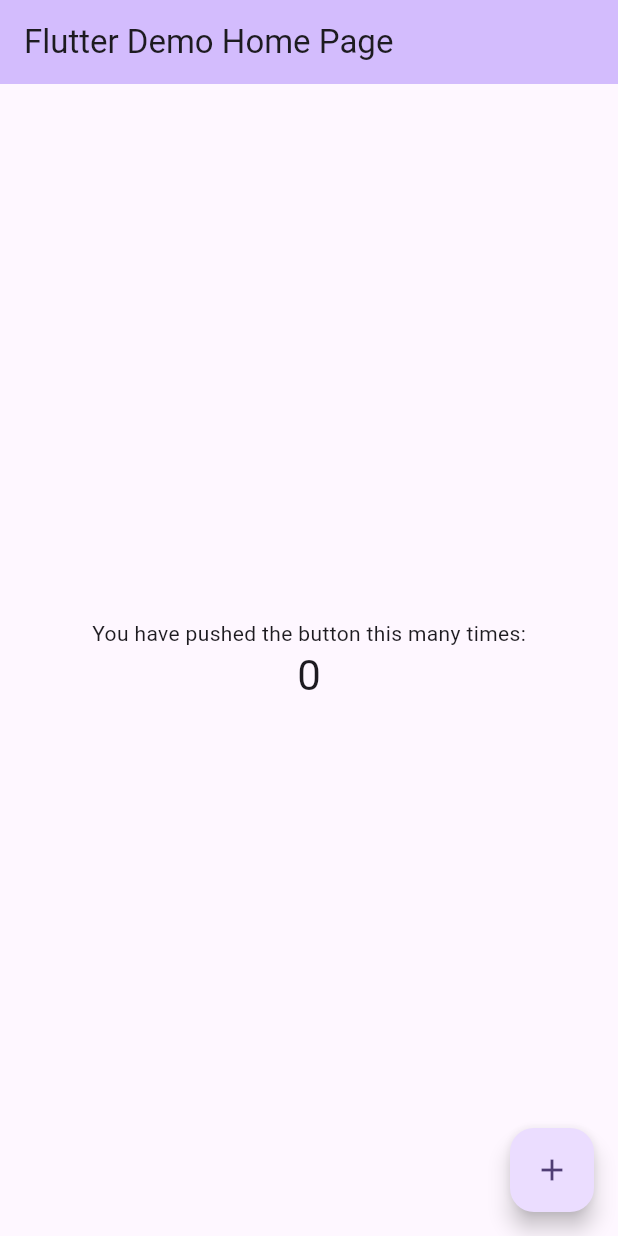
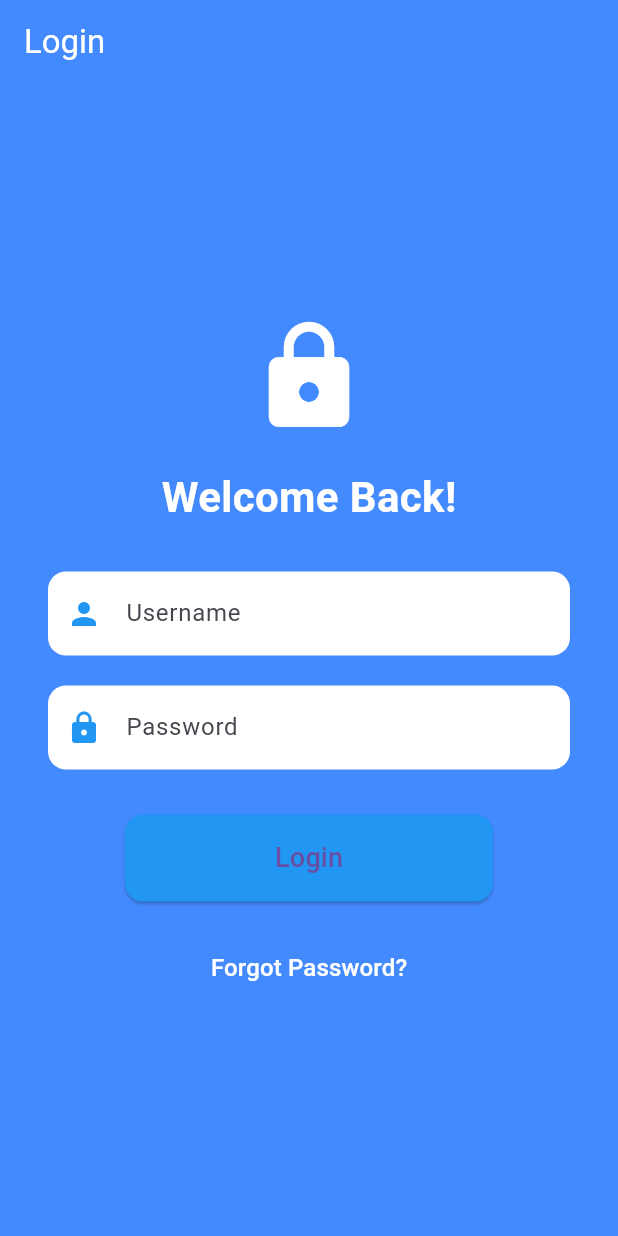
Before and after one commit to Ayush41/DataScience-ML, a Flutter app: the screen it shows after launch, on a phone screen of 412 x 824 dp. Run offline on Flutter 3.47's test engine with Material 3 defaults, Android fonts, the phone set to English and light mode, and no system bars.

Commit message:
login page & welcome screen

```diff
--- a/ML-APPS/ml01app/lib/main.dart
+++ b/ML-APPS/ml01app/lib/main.dart
@@ -1,125 +1,199 @@
 import 'package:flutter/material.dart';
 
 void main() {
-  runApp(const MyApp());
+  runApp(MyApp());
 }
 
 class MyApp extends StatelessWidget {
-  const MyApp({super.key});
-
-  // This widget is the root of your application.
   @override
   Widget build(BuildContext context) {
     return MaterialApp(
-      title: 'Flutter Demo',
+      title: 'Flutter Login Demo',
+      debugShowCheckedModeBanner: false,
       theme: ThemeData(
-        // This is the theme of your application.
-        //
-        // TRY THIS: Try running your application with "flutter run". You'll see
-        // the application has a blue toolbar. Then, without quitting the app,
-        // try changing the seedColor in the colorScheme below to Colors.green
-        // and then invoke "hot reload" (save your changes or press the "hot
-        // reload" button in a Flutter-supported IDE, or press "r" if you used
-        // the command line to start the app).
-        //
-        // Notice that the counter didn't reset back to zero; the application
-        // state is not lost during the reload. To reset the state, use hot
-        // restart instead.
-        //
-        // This works for code too, not just values: Most code changes can be
-        // tested with just a hot reload.
-        colorScheme: ColorScheme.fromSeed(seedColor: Colors.deepPurple),
-        useMaterial3: true,
+        primarySwatch: Colors.blue,
+        fontFamily: 'Roboto', // Set a nice font family for the app
       ),
-      home: const MyHomePage(title: 'Flutter Demo Home Page'),
+      home: LoginPage(),
     );
   }
 }
 
-class MyHomePage extends StatefulWidget {
-  const MyHomePage({super.key, required this.title});
-
-  // This widget is the home page of your application. It is stateful, meaning
-  // that it has a State object (defined below) that contains fields that affect
-  // how it looks.
-
-  // This class is the configuration for the state. It holds the values (in this
-  // case the title) provided by the parent (in this case the App widget) and
-  // used by the build method of the State. Fields in a Widget subclass are
-  // always marked "final".
-
-  final String title;
-
+class LoginPage extends StatefulWidget {
   @override
-  State<MyHomePage> createState() => _MyHomePageState();
+  _LoginPageState createState() => _LoginPageState();
 }
 
-class _MyHomePageState extends State<MyHomePage> {
-  int _counter = 0;
+class _LoginPageState extends State<LoginPage> {
+  final TextEditingController _usernameController = TextEditingController();
+  final TextEditingController _passwordController = TextEditingController();
 
-  void _incrementCounter() {
-    setState(() {
-      // This call to setState tells the Flutter framework that something has
-      // changed in this State, which causes it to rerun the build method below
-      // so that the display can reflect the updated values. If we changed
-      // _counter without calling setState(), then the build method would not be
-      // called again, and so nothing would appear to happen.
-      _counter++;
-    });
+  void _login() {
+    if (_usernameController.text.isNotEmpty && _passwordController.text.isNotEmpty) {
+      Navigator.pushReplacement(
+        context,
+        MaterialPageRoute(builder: (context) => HomePage()),
+      );
+    } else {
+      _showErrorDialog();
+    }
+  }
+
+  void _showErrorDialog() {
+    showDialog(
+      context: context,
+      builder: (context) {
+        return AlertDialog(
+          title: Text("Error"),
+          content: Text("Please enter both username and password."),
+          actions: [
+            TextButton(
+              onPressed: () {
+                Navigator.pop(context);
+              },
+              child: Text("OK"),
+            ),
+          ],
+        );
+      },
+    );
   }
 
   @override
   Widget build(BuildContext context) {
-    // This method is rerun every time setState is called, for instance as done
-    // by the _incrementCounter method above.
-    //
-    // The Flutter framework has been optimized to make rerunning build methods
-    // fast, so that you can just rebuild anything that needs updating rather
-    // than having to individually change instances of widgets.
+    return Scaffold(
+      backgroundColor: Colors.blueAccent,
+      appBar: AppBar(
+        title: Text('Login', style: TextStyle(color: Colors.white)),
+        backgroundColor: Colors.blueAccent,
+        elevation: 0,
+      ),
+      body: Padding(
+        padding: const EdgeInsets.symmetric(horizontal: 32.0),
+        child: Center(
+          child: SingleChildScrollView(
+            child: Column(
+              mainAxisAlignment: MainAxisAlignment.center,
+              children: [
+                Icon(
+                  Icons.lock,
+                  size: 80,
+                  color: Colors.white,
+                ),
+                SizedBox(height: 20),
+                Text(
+                  'Welcome Back!',
+                  style: TextStyle(
+                    color: Colors.white,
+                    fontSize: 28,
+                    fontWeight: FontWeight.bold,
+                  ),
+                ),
+                SizedBox(height: 30),
+                // Username Field
+                TextField(
+                  controller: _usernameController,
+                  decoration: InputDecoration(
+                    filled: true,
+                    fillColor: Colors.white,
+                    hintText: 'Username',
+                    prefixIcon: Icon(Icons.person, color: Colors.blue),
+                    border: OutlineInputBorder(
+                      borderRadius: BorderRadius.circular(12),
+                      borderSide: BorderSide.none,
+                    ),
+                    contentPadding: EdgeInsets.symmetric(vertical: 16.0, horizontal: 20.0),
+                  ),
+                ),
+                SizedBox(height: 20),
+                // Password Field
+                TextField(
+                  controller: _passwordController,
+                  obscureText: true,
+                  decoration: InputDecoration(
+                    filled: true,
+                    fillColor: Colors.white,
+                    hintText: 'Password',
+                    prefixIcon: Icon(Icons.lock, color: Colors.blue),
+                    border: OutlineInputBorder(
+                      borderRadius: BorderRadius.circular(12),
+                      borderSide: BorderSide.none,
+                    ),
+                    contentPadding: EdgeInsets.symmetric(vertical: 16.0, horizontal: 20.0),
+                  ),
+                ),
+                SizedBox(height: 30),
+                // Login Button
+                ElevatedButton(
+                  onPressed: _login,
+                  style: ElevatedButton.styleFrom(
+                    primary: Colors.blue, // Background color
+                    padding: EdgeInsets.symmetric(horizontal: 100, vertical: 16),
+                    shape: RoundedRectangleBorder(
+                      borderRadius: BorderRadius.circular(12),
+                    ),
+                  ),
+                  child: Text(
+                    'Login',
+                    style: TextStyle(fontSize: 18),
+                  ),
+                ),
+                SizedBox(height: 20),
+                // Forgot Password Button
+                TextButton(
+                  onPressed: () {},
+                  child: Text(
+                    'Forgot Password?',
+                    style: TextStyle(color: Colors.white, fontSize: 16),
+                  ),
+                ),
+              ],
+            ),
+          ),
+        ),
+      ),
+    );
+  }
+}
+
+class HomePage extends StatelessWidget {
+  void _logout(BuildContext context) {
+    Navigator.pushReplacement(
+      context,
+      MaterialPageRoute(builder: (context) => LoginPage()),
+    );
+  }
+
+  @override
+  Widget build(BuildContext context) {
     return Scaffold(
       appBar: AppBar(
-        // TRY THIS: Try changing the color here to a specific color (to
-        // Colors.amber, perhaps?) and trigger a hot reload to see the AppBar
-        // change color while the other colors stay the same.
-        backgroundColor: Theme.of(context).colorScheme.inversePrimary,
-        // Here we take the value from the MyHomePage object that was created by
-        // the App.build method, and use it to set our appbar title.
-        title: Text(widget.title),
+        title: Text('Home Page'),
+        backgroundColor: Colors.blueAccent,
       ),
       body: Center(
-        // Center is a layout widget. It takes a single child and positions it
-        // in the middle of the parent.
         child: Column(
-          // Column is also a layout widget. It takes a list of children and
-          // arranges them vertically. By default, it sizes itself to fit its
-          // children horizontally, and tries to be as tall as its parent.
-          //
-          // Column has various properties to control how it sizes itself and
-          // how it positions its children. Here we use mainAxisAlignment to
-          // center the children vertically; the main axis here is the vertical
-          // axis because Columns are vertical (the cross axis would be
-          // horizontal).
-          //
-          // TRY THIS: Invoke "debug painting" (choose the "Toggle Debug Paint"
-          // action in the IDE, or press "p" in the console), to see the
-          // wireframe for each widget.
           mainAxisAlignment: MainAxisAlignment.center,
           children: <Widget>[
-            const Text(
-              'You have pushed the button this many times:',
+            Text(
+              'Welcome to the Home Page!',
+              style: TextStyle(fontSize: 24, fontWeight: FontWeight.bold),
             ),
-            Text(
-              '$_counter',
-              style: Theme.of(context).textTheme.headlineMedium,
+            SizedBox(height: 20),
+            ElevatedButton(
+              onPressed: () => _logout(context),
+              style: ElevatedButton.styleFrom(
+                primary: Colors.blueAccent,
+                padding: EdgeInsets.symmetric(horizontal: 40, vertical: 15),
+                shape: RoundedRectangleBorder(
+                  borderRadius: BorderRadius.circular(12),
+                ),
+              ),
+              child: Text('Logout'),
             ),
           ],
         ),
       ),
-      floatingActionButton: FloatingActionButton(
-        onPressed: _incrementCounter,
-        tooltip: 'Increment',
-        child: const Icon(Icons.add),
-      ), // This trailing comma makes auto-formatting nicer for build methods.
     );
   }
 }
```
